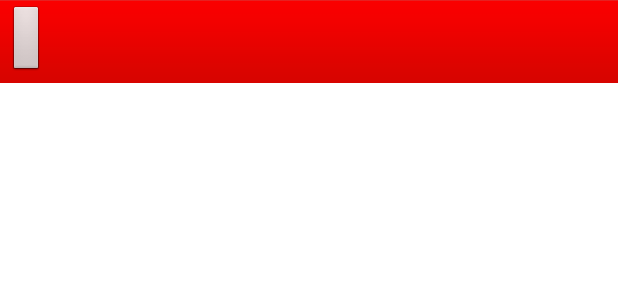
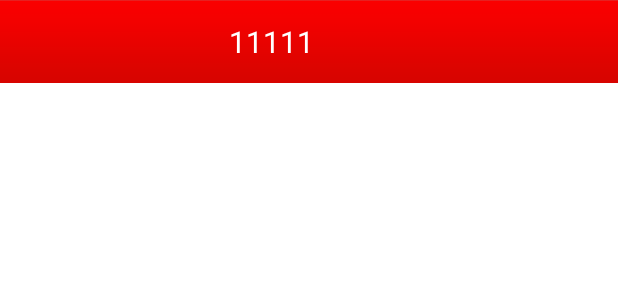
Before and after one commit to appdutao/zhihui, an Android app: the layout news_center_frame.xml on its own in the app's theme, with its tools: preview values and no code run, on a phone screen of 412 x 824 dp. Shown: the top 300 px of the screen. Run offline under Robolectric (Android 15) with nearby library versions, the phone set to English and light mode, and no system bars.

```diff
--- a/app/src/main/res/layout/layout_title_bar.xml
+++ b/app/src/main/res/layout/layout_title_bar.xml
@@ -12,6 +12,7 @@
         style="@style/style_title_btn"
         android:layout_width="wrap_content"
         android:layout_height="wrap_content"
+        android:visibility="gone"
         android:layout_marginLeft="5dp"
         android:padding="5dp"
         android:text="" />
@@ -37,10 +38,11 @@
             android:layout_width="wrap_content"
             android:layout_height="wrap_content"
             android:layout_centerInParent="true"
+            android:visibility="visible"
             android:drawablePadding="5dp"
             android:gravity="center"
             android:singleLine="true"
-            android:text="" />
+            android:text="11111" />
     </RelativeLayout>
 
     <ImageButton
```
Also changed, not shown: app/src/main/java/com/dutao/zhihui/base/BasePager.java (+5 -11 lines).
